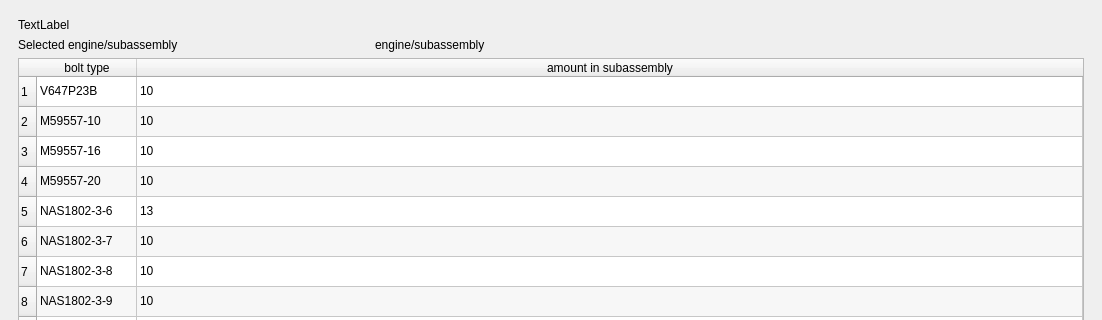
laurensthecomposer/SMR2, file main_window.ui: the form before one commit; both pictures show x 0 to 1102 and y 0 to 320 of the 1102 by 1041 pixel window.
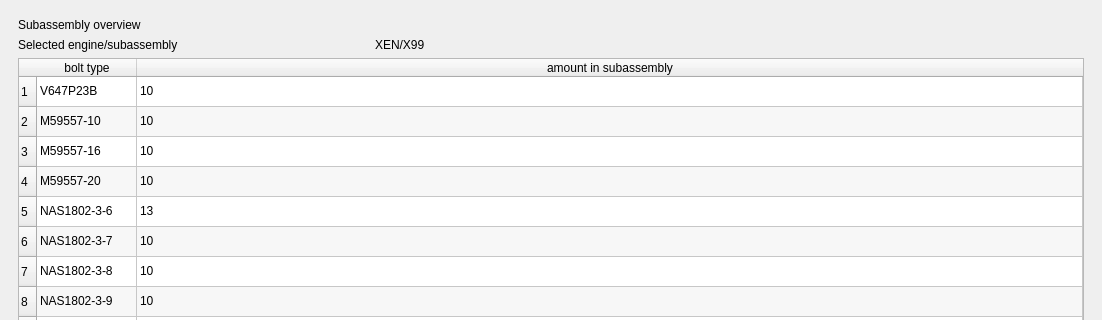
The form after the commit. The open tabs and pages were chosen to show the change.

Commit message: Updated Confirm screen

Diff of the .ui file:
```diff
--- a/main_window.ui
+++ b/main_window.ui
@@ -233,7 +233,7 @@
         <item row="1" column="1">
          <widget class="QLabel" name="selected_status_2">
           <property name="text">
-           <string>engine/subassembly</string>
+           <string>XEN/X99</string>
           </property>
          </widget>
         </item>
@@ -416,7 +416,7 @@
         <item row="0" column="0" colspan="3">
          <widget class="QLabel" name="title_4">
           <property name="text">
-           <string>TextLabel</string>
+           <string>Subassembly overview</string>
           </property>
          </widget>
         </item>
```
Left out of the diff: 6 changed lines with no effect on the pictures. The commit also changes 2 other files.
